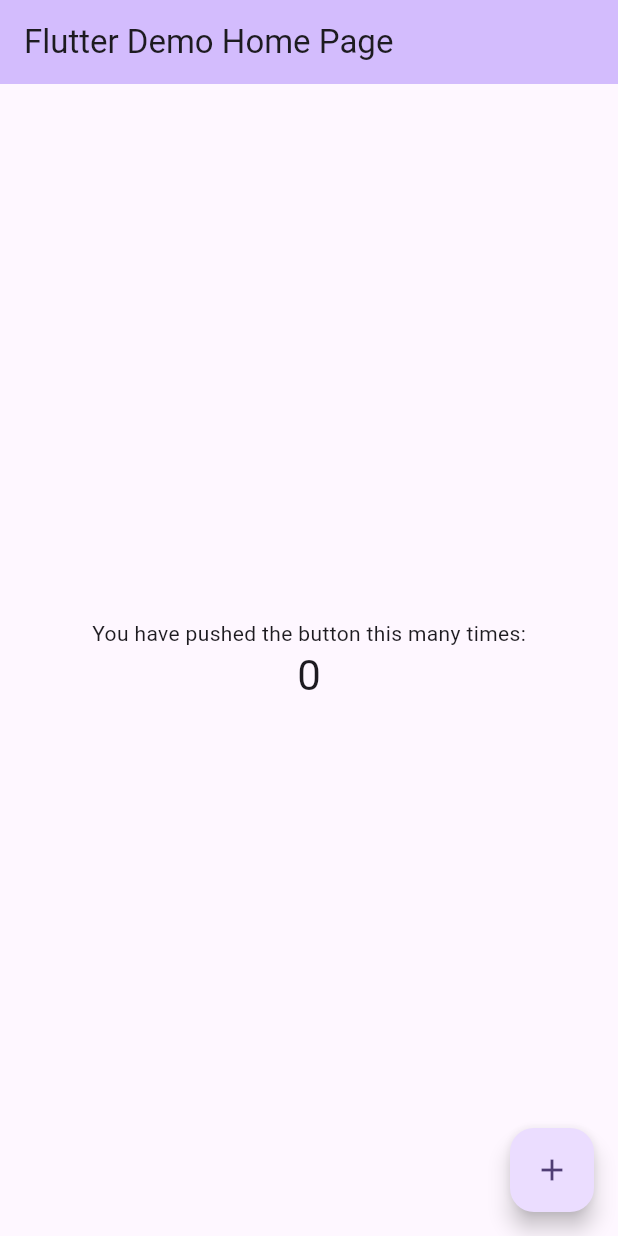
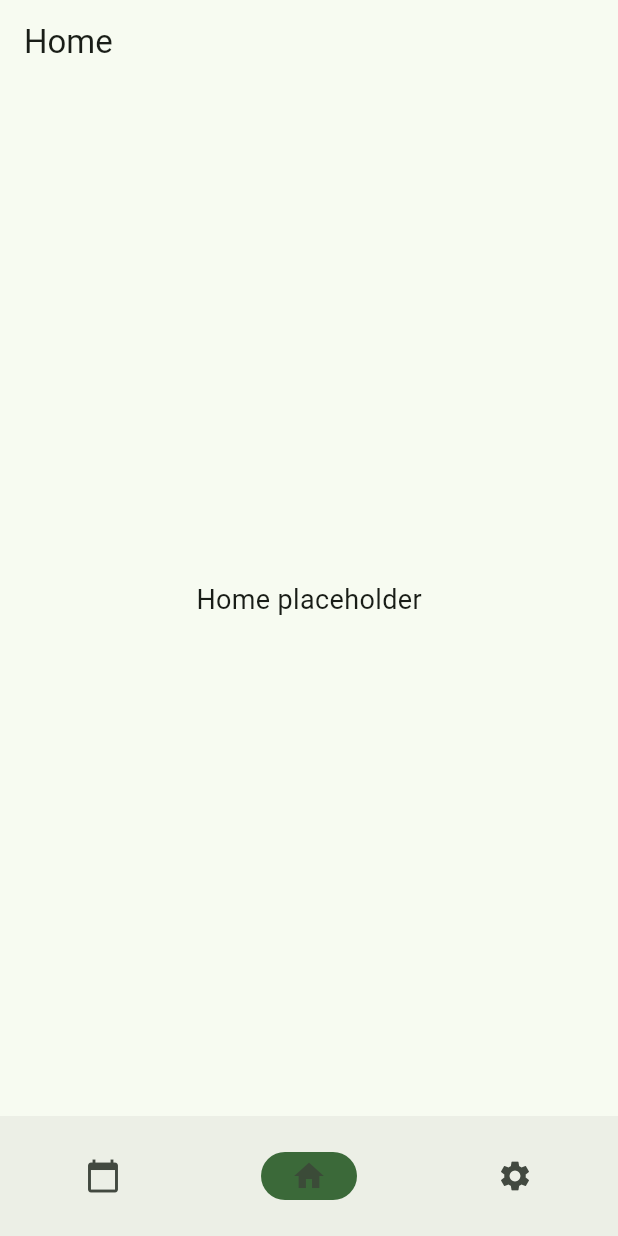
Before and after one commit to siljavind/goblin_go, a Flutter app: the screen it shows after launch, on a phone screen of 412 x 824 dp. Run offline on Flutter 3.47's test engine with Material 3 defaults, Android fonts, the phone set to English and light mode, and no system bars.

Commit message:
navigation bar and basic scaffolding done

```diff
--- a/lib/main.dart
+++ b/lib/main.dart
@@ -1,122 +1,77 @@
 import 'package:flutter/material.dart';
+import 'views/settings_screen.dart';
+import 'views/home_screen.dart';
+import 'views/history_screen.dart';
 
 void main() {
-  runApp(const MyApp());
+  runApp(const GoblinGoApp());
 }
 
-class MyApp extends StatelessWidget {
-  const MyApp({super.key});
+class GoblinGoApp extends StatelessWidget {
+  const GoblinGoApp({super.key});
 
-  // This widget is the root of your application.
   @override
   Widget build(BuildContext context) {
     return MaterialApp(
-      title: 'Flutter Demo',
+        debugShowCheckedModeBanner: true,
+        title: 'GoblinGo',
       theme: ThemeData(
-        // This is the theme of your application.
-        //
-        // TRY THIS: Try running your application with "flutter run". You'll see
-        // the application has a purple toolbar. Then, without quitting the app,
-        // try changing the seedColor in the colorScheme below to Colors.green
-        // and then invoke "hot reload" (save your changes or press the "hot
-        // reload" button in a Flutter-supported IDE, or press "r" if you used
-        // the command line to start the app).
-        //
-        // Notice that the counter didn't reset back to zero; the application
-        // state is not lost during the reload. To reset the state, use hot
-        // restart instead.
-        //
-        // This works for code too, not just values: Most code changes can be
-        // tested with just a hot reload.
-        colorScheme: ColorScheme.fromSeed(seedColor: Colors.deepPurple),
+        // useMaterial3: true,
+        colorScheme: ColorScheme.fromSeed(seedColor: Colors.green),
       ),
-      home: const MyHomePage(title: 'Flutter Demo Home Page'),
+      home: const MainScaffold()
     );
   }
 }
 
-class MyHomePage extends StatefulWidget {
-  const MyHomePage({super.key, required this.title});
-
-  // This widget is the home page of your application. It is stateful, meaning
-  // that it has a State object (defined below) that contains fields that affect
-  // how it looks.
-
-  // This class is the configuration for the state. It holds the values (in this
-  // case the title) provided by the parent (in this case the App widget) and
-  // used by the build method of the State. Fields in a Widget subclass are
-  // always marked "final".
-
-  final String title;
+class MainScaffold extends StatefulWidget {
+  const MainScaffold({super.key});
 
   @override
-  State<MyHomePage> createState() => _MyHomePageState();
+  State<MainScaffold> createState() => _MainScaffoldState();
 }
 
-class _MyHomePageState extends State<MyHomePage> {
-  int _counter = 0;
+class _MainScaffoldState extends State<MainScaffold>{
+  int currentPageIndex = 1;
 
-  void _incrementCounter() {
-    setState(() {
-      // This call to setState tells the Flutter framework that something has
-      // changed in this State, which causes it to rerun the build method below
-      // so that the display can reflect the updated values. If we changed
-      // _counter without calling setState(), then the build method would not be
-      // called again, and so nothing would appear to happen.
-      _counter++;
-    });
-  }
+  static const List<Widget> _pages = [
+    HistoryScreen(),
+    HomeScreen(),
+    SettingsScreen()
+  ];
 
   @override
   Widget build(BuildContext context) {
-    // This method is rerun every time setState is called, for instance as done
-    // by the _incrementCounter method above.
-    //
-    // The Flutter framework has been optimized to make rerunning build methods
-    // fast, so that you can just rebuild anything that needs updating rather
-    // than having to individually change instances of widgets.
+    final ThemeData theme = Theme.of(context);
     return Scaffold(
-      appBar: AppBar(
-        // TRY THIS: Try changing the color here to a specific color (to
-        // Colors.amber, perhaps?) and trigger a hot reload to see the AppBar
-        // change color while the other colors stay the same.
-        backgroundColor: Theme.of(context).colorScheme.inversePrimary,
-        // Here we take the value from the MyHomePage object that was created by
-        // the App.build method, and use it to set our appbar title.
-        title: Text(widget.title),
+      bottomNavigationBar: NavigationBar(
+        labelBehavior: NavigationDestinationLabelBehavior.alwaysHide,
+        onDestinationSelected: (int index) {
+          setState(() {
+            currentPageIndex = index;
+          });
+        },
+        indicatorColor: theme.colorScheme.primary,
+        selectedIndex: currentPageIndex,
+        destinations: const <Widget>[
+          NavigationDestination(
+            icon: Icon(Icons.calendar_today),
+            label: 'History',
+          ),
+          NavigationDestination(
+            icon: Icon(Icons.home),
+            label: 'Home',
+          ),
+          NavigationDestination(
+            icon: Icon(Icons.settings),
+            label: 'Settings',
+          ),
+        ]
       ),
-      body: Center(
-        // Center is a layout widget. It takes a single child and positions it
-        // in the middle of the parent.
-        child: Column(
-          // Column is also a layout widget. It takes a list of children and
-          // arranges them vertically. By default, it sizes itself to fit its
-          // children horizontally, and tries to be as tall as its parent.
-          //
-          // Column has various properties to control how it sizes itself and
-          // how it positions its children. Here we use mainAxisAlignment to
-          // center the children vertically; the main axis here is the vertical
-          // axis because Columns are vertical (the cross axis would be
-          // horizontal).
-          //
-          // TRY THIS: Invoke "debug painting" (choose the "Toggle Debug Paint"
-          // action in the IDE, or press "p" in the console), to see the
-          // wireframe for each widget.
-          mainAxisAlignment: MainAxisAlignment.center,
-          children: <Widget>[
-            const Text('You have pushed the button this many times:'),
-            Text(
-              '$_counter',
-              style: Theme.of(context).textTheme.headlineMedium,
-            ),
-          ],
-        ),
+      body: IndexedStack(
+        index: currentPageIndex,
+        children: _pages
       ),
-      floatingActionButton: FloatingActionButton(
-        onPressed: _incrementCounter,
-        tooltip: 'Increment',
-        child: const Icon(Icons.add),
-      ), // This trailing comma makes auto-formatting nicer for build methods.
     );
   }
 }
--- /dev/null
+++ b/lib/views/home_screen.dart
@@ -0,0 +1,18 @@
+import 'package:flutter/material.dart';
+
+class HomeScreen extends StatelessWidget {
+  const HomeScreen({super.key});
+
+  @override
+  Widget build(BuildContext context) {
+    return Scaffold(
+      appBar: AppBar(title: const Text('Home')),
+      body: const Center(
+        child: Text(
+          'Home placeholder',
+          style: TextStyle(fontSize: 18),
+        ),
+      ),
+    );
+  }
+}
```
Also changed, not shown: lib/views/history_screen.dart (added, +18 -0 lines), lib/views/settings_screen.dart (added, +18 -0 lines), 2 other files.
